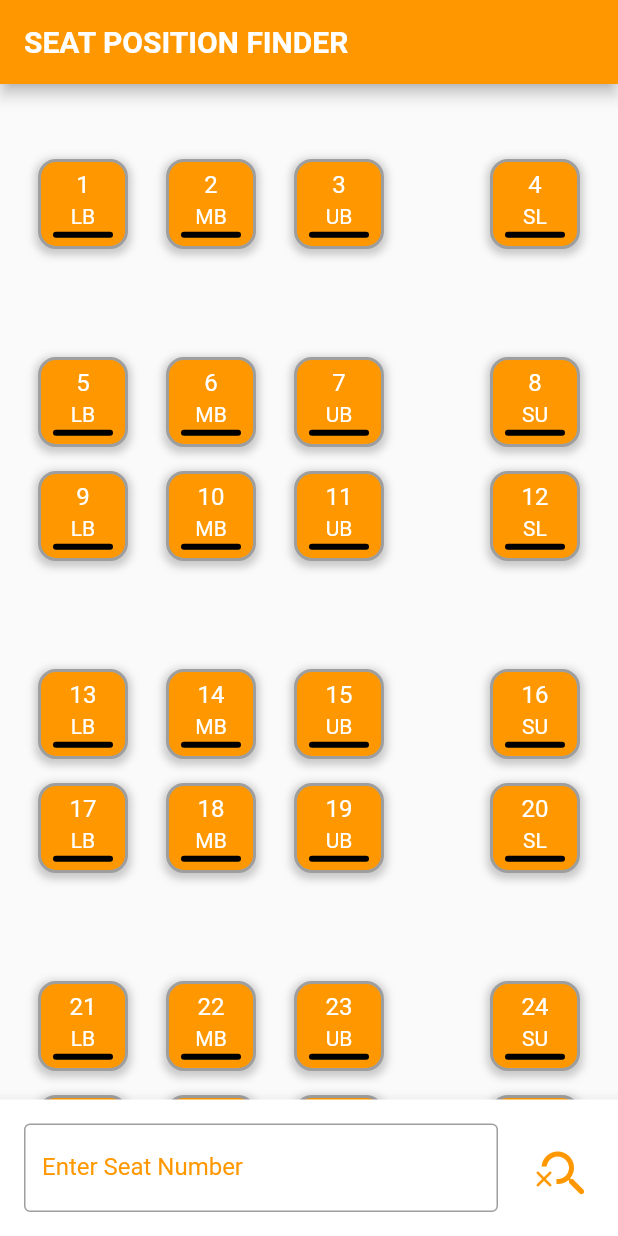
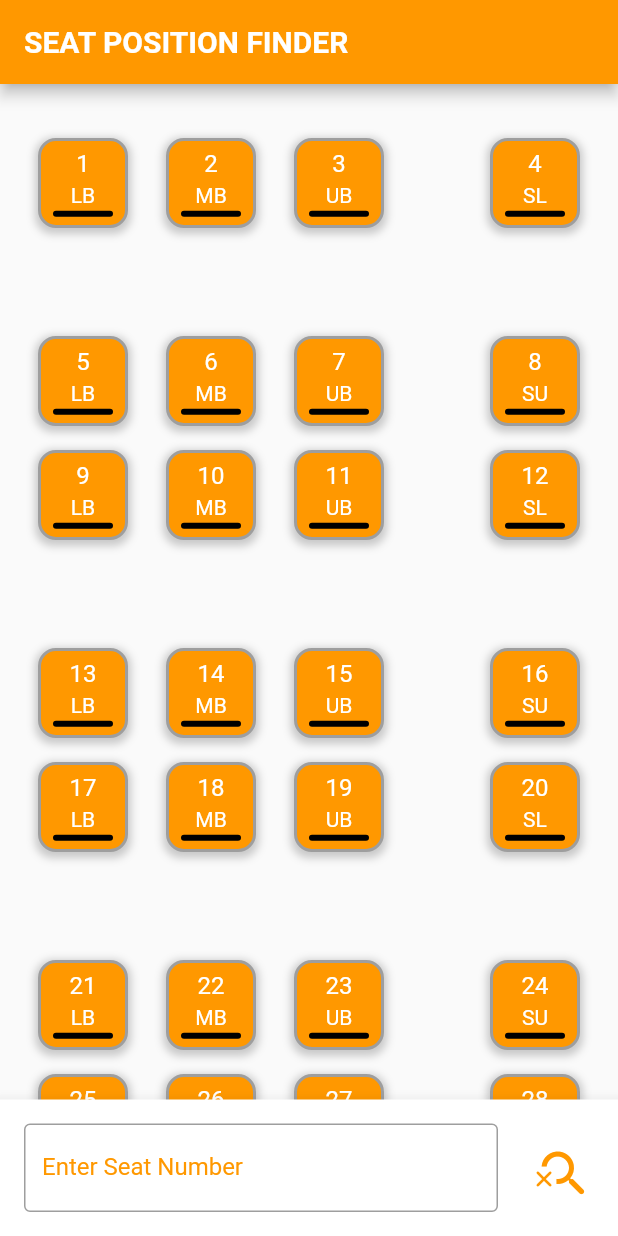
Before and after one commit to amanruhela1/SeatFinder, a Flutter app: the screen it shows after launch, after a tap on the "search off" icon, on a phone screen of 412 x 824 dp. Run offline on Flutter 3.47's test engine with Material 2 defaults, Android fonts, the phone set to English and light mode, and no system bars; Roboto replaces fonts that are missing (YourCustomFont).

Commit message:
Update main.dart

```diff
--- a/lib/main.dart
+++ b/lib/main.dart
@@ -34,6 +34,7 @@ class _SeatFinderScreenState extends State<SeatFinderScreen> {
   void findBerth() {
     setState(() {
       // Logic to find the berth based on seat number
+      // You can modify this logic based on your requirements
       if (seatNumber != null && seatNumber!.isNotEmpty) {
         if (int.tryParse(seatNumber!) != null &&
             int.parse(seatNumber!) >= 1 &&
@@ -68,7 +69,7 @@ class _SeatFinderScreenState extends State<SeatFinderScreen> {
   void _scrollToSeat(String seat) {
     final seatIndex = int.parse(seat) - 1; // Subtract 1 to get the correct index
     final screenHeight = MediaQuery.of(context).size.height;
-    final rowHeight = 80.0; // Height of each row
+    final rowHeight = 60.0; // Height of each row (you can adjust this value based on your layout)
     final seatPosition = seatIndex * rowHeight;
     final middleOfScreen = screenHeight / 2;
     final rowOffset = middleOfScreen - rowHeight / 2;
@@ -89,7 +90,14 @@ class _SeatFinderScreenState extends State<SeatFinderScreen> {
 
   @override
   Widget build(BuildContext context) {
-    return Scaffold(
+    FocusScopeNode currentFocus = FocusScope.of(context);
+    return GestureDetector(
+      onTap: () {
+        if (!currentFocus.hasPrimaryFocus) {
+          currentFocus.unfocus();
+        }
+      },
+      child: Scaffold(
         appBar: AppBar(
           title: Text(
             'SEAT POSITION FINDER',
@@ -104,11 +112,15 @@ class _SeatFinderScreenState extends State<SeatFinderScreen> {
               children: [
                 Expanded(
                   child: TextField(
+                    keyboardType: TextInputType.number,
                     onEditingComplete: () {
+                      FocusScope.of(context).unfocus();
                       if (seatNumber != null && seatNumber!.isNotEmpty) {
                         findBerth();
+                      } else if(seatNumber == null || seatNumber!.isEmpty) {
+                        _scrollToTop(); // Scroll to the top if the input is empty
                       } else {
-                      _scrollToTop(); // Scroll to the top if the input is empty
+                        _scrollToTop();
                       }
                     },
                     onChanged: (value) {
@@ -133,6 +145,7 @@ class _SeatFinderScreenState extends State<SeatFinderScreen> {
                   color: Theme.of(context).hintColor,
                   onPressed: () {
                     findBerth();
+                    FocusScope.of(context).unfocus();
                    },
                 ),
                 // ElevatedButton(
@@ -156,7 +169,9 @@ class _SeatFinderScreenState extends State<SeatFinderScreen> {
           child: Container(
             child: Column(
               children: [
-              SizedBox(height: 50.0),
+                SizedBox(height: 16,),
+
+                SizedBox(height: 20.0),
                 Row(
                   mainAxisAlignment: MainAxisAlignment.spaceEvenly,
                   children: [
@@ -359,6 +374,7 @@ class _SeatFinderScreenState extends State<SeatFinderScreen> {
             ),
           ),
         ),
+      ),
     );
   }
 
```
Lines whose indentation alone changed are shown as unchanged.
